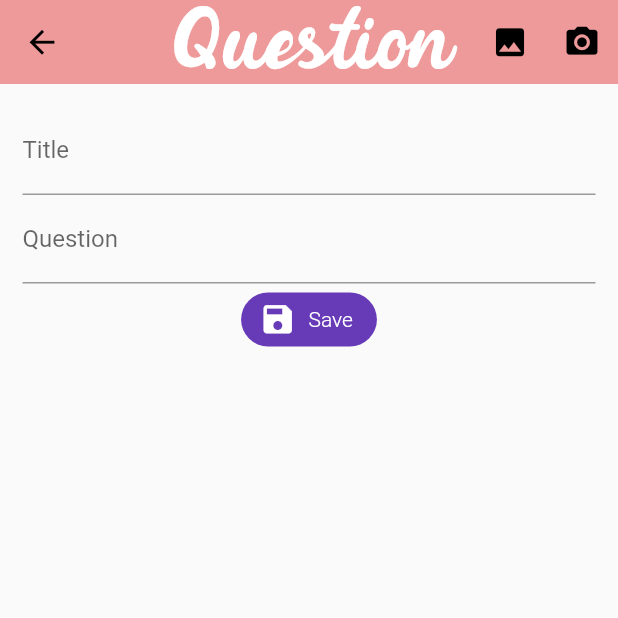
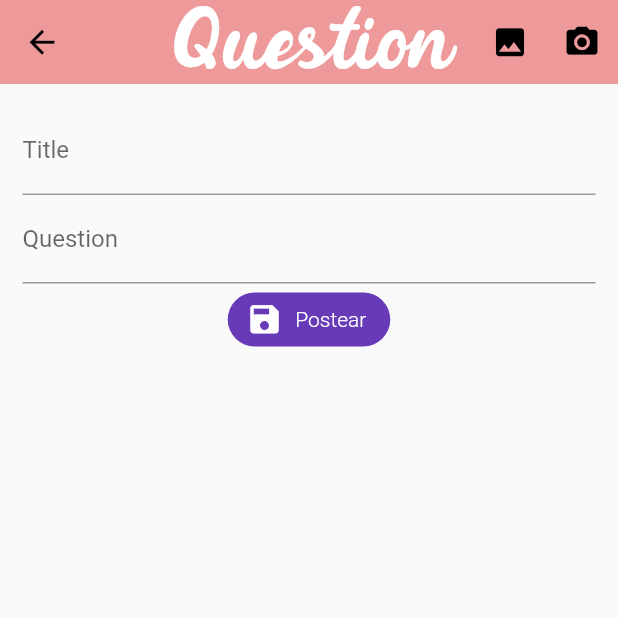
Before and after one commit to JordiDeSanta/Sexel, a Flutter app: the PostPage screen opened by its route, on a phone screen of 412 x 824 dp, the top half of it. Run offline on Flutter 3.47's test engine with Material 2 defaults, Android fonts, the phone set to English and light mode, and no system bars; our stand-ins replace google_mobile_ads, google_nav_bar.

Commit message:
Model submit

```diff
--- a/lib/src/pages/post_page.dart
+++ b/lib/src/pages/post_page.dart
@@ -68,7 +68,7 @@
       decoration: InputDecoration(
         labelText: 'Question',
       ),
-      onSaved: (v) => question.title = v.toString(),
+      onSaved: (v) => question.text = v.toString(),
       validator: (v) {
         return (v.toString().length < 3) ? 'Enter the question' : null;
       },
@@ -86,7 +86,7 @@
         )),
       ),
       icon: Icon(Icons.save),
-      label: Text('Save', style: TextStyle(fontWeight: FontWeight.w300)),
+      label: Text('Postear', style: TextStyle(fontWeight: FontWeight.w300)),
     );
   }
 
```
